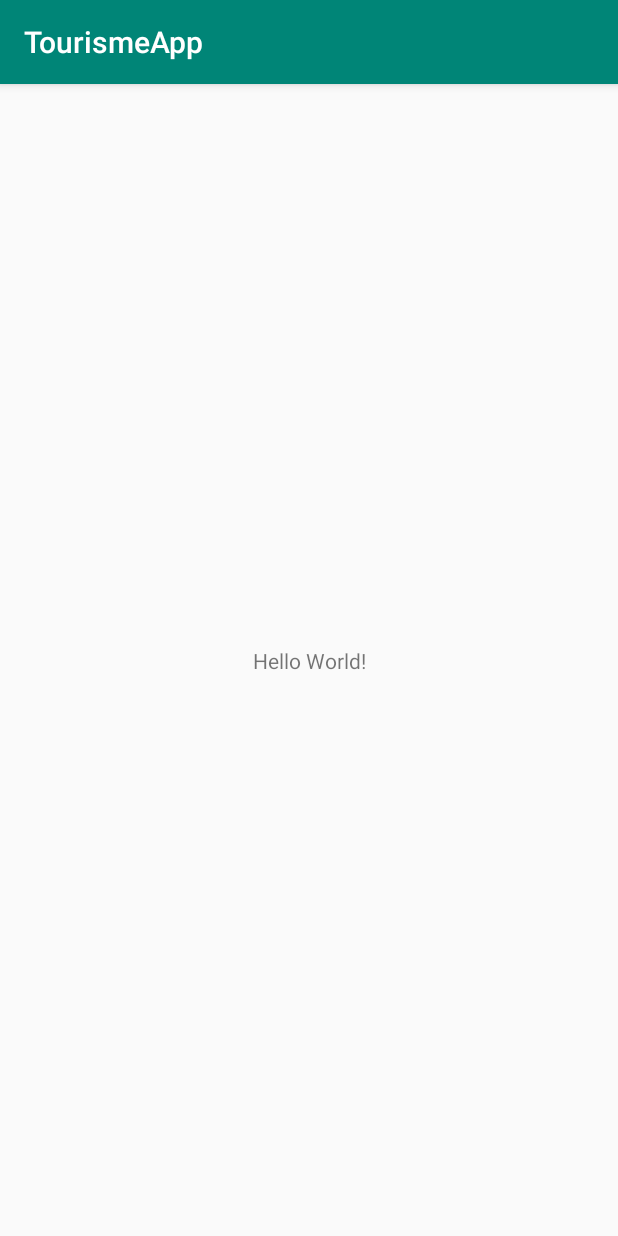
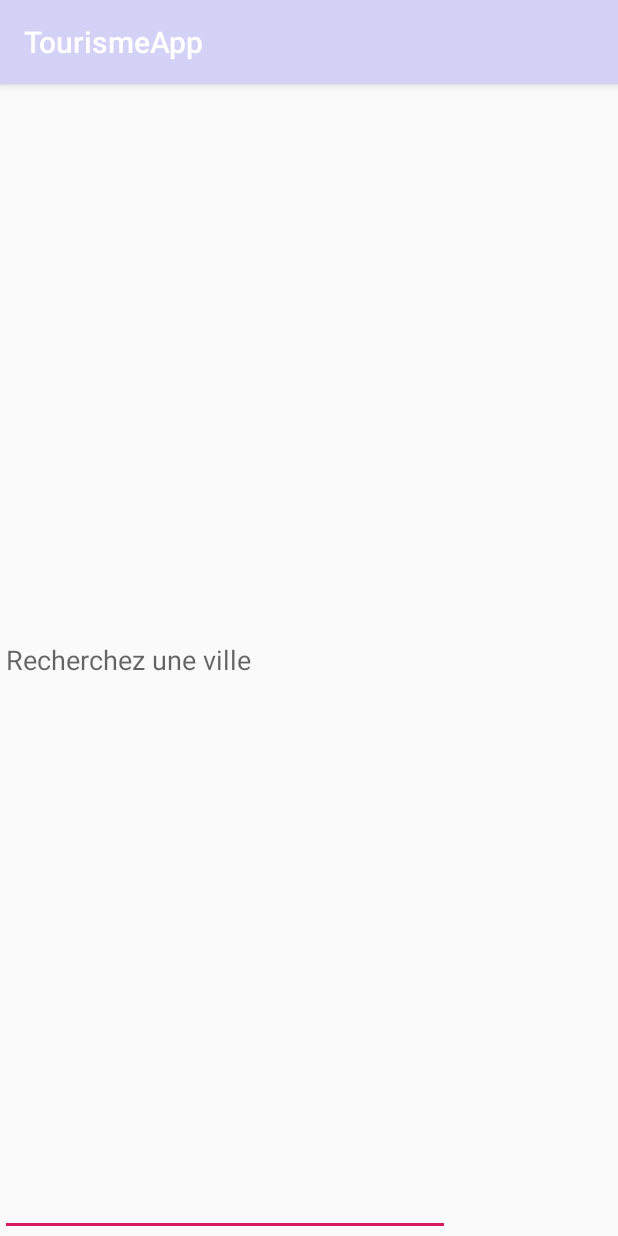
Before and after one commit to OUMAIMAKAB/TourismeApp, an Android app: the screen it shows after launch (MainActivity), on a phone screen of 412 x 824 dp. Run offline under Robolectric (Android 15) with nearby library versions, the phone set to English and light mode, and no system bars.

Commit message:
workflow for search : clique sur editText => page recherche affiche des proposition des villes en se basant sur les lettres saisies par l'utilisateur

```diff
--- a/app/build.gradle
+++ b/app/build.gradle
@@ -22,6 +22,7 @@ dependencies {
     implementation fileTree(dir: 'libs', include: ['*.jar'])
     implementation 'com.android.support:appcompat-v7:28.0.0'
     implementation 'com.android.support.constraint:constraint-layout:1.1.3'
+    implementation 'com.android.support:support-v4:28.0.0'
     testImplementation 'junit:junit:4.12'
     androidTestImplementation 'com.android.support.test:runner:1.0.2'
     androidTestImplementation 'com.android.support.test.espresso:espresso-core:3.0.2'
--- a/app/src/main/AndroidManifest.xml
+++ b/app/src/main/AndroidManifest.xml
@@ -16,6 +16,7 @@
                 <category android:name="android.intent.category.LAUNCHER" />
             </intent-filter>
         </activity>
+        <activity android:name=".PageRechercheActivity"></activity>
     </application>
 
 </manifest>
--- /dev/null
+++ b/app/src/main/java/com/android/ensak/tourismeapp/BareRechercheFragment.java
@@ -0,0 +1,90 @@
+package com.android.ensak.tourismeapp;
+
+import android.content.Context;
+import android.net.Uri;
+import android.os.Bundle;
+import android.support.annotation.Nullable;
+import android.support.v4.app.Fragment;
+import android.view.LayoutInflater;
+import android.view.View;
+import android.view.ViewGroup;
+import android.widget.Button;
+import android.widget.EditText;
+import android.widget.TextView;
+
+
+/**
+ * A simple {@link Fragment} subclass.
+ * Activities that contain this fragment must implement the
+ * {@link BareRechercheFragment.OnFragmentInteractionListener} interface
+ */
+public class BareRechercheFragment extends Fragment {
+
+    private OnFragmentInteractionListener mListener;
+    EditText editText;
+    public BareRechercheFragment() {
+        // Required empty public constructor
+    }
+
+    @Override
+    public View onCreateView(LayoutInflater inflater, ViewGroup container,
+                             Bundle savedInstanceState) {
+        // Inflate the layout for this fragment
+        return inflater.inflate(R.layout.fragment_bare_recherche, container, false);
+    }
+
+
+    @Override
+    public void onActivityCreated(@Nullable Bundle savedInstanceState) {
+        super.onActivityCreated(savedInstanceState);
+         editText = (EditText) getView().findViewById(R.id.barreRecherche);
+
+    }
+
+    @Override
+    public void onAttach(Context context) {
+        super.onAttach(context);
+        if (context instanceof OnFragmentInteractionListener) {
+            mListener = (OnFragmentInteractionListener) context;
+        } else {
+            throw new RuntimeException(context.toString()
+                    + " must implement OnFragmentInteractionListener");
+        }
+
+    }
+
+    @Override
+    public void onResume() {
+        super.onResume();
+        editText.setOnClickListener(new View.OnClickListener() {
+            @Override
+            public void onClick(View v) {
+                mListener.onClick("ville");
+            }
+        });
+
+
+    }
+
+    @Override
+    public void onDetach() {
+        super.onDetach();
+        mListener = null;
+    }
+
+    /**
+     * This interface must be implemented by activities that contain this
+     * fragment to allow an interaction in this fragment to be communicated
+     * to the activity and potentially other fragments contained in that
+     * activity.
+     * <p>
+     * See the Android Training lesson <a href=
+     * "http://developer.android.com/training/basics/fragments/communicating.html"
+     * >Communicating with Other Fragments</a> for more information.
+     */
+    public interface OnFragmentInteractionListener {
+        public void onClick(String mode);
+    }
+
+
+}
--- a/app/src/main/java/com/android/ensak/tourismeapp/MainActivity.java
+++ b/app/src/main/java/com/android/ensak/tourismeapp/MainActivity.java
@@ -1,13 +1,33 @@
 package com.android.ensak.tourismeapp;
 
+import android.content.Intent;
+import android.net.Uri;
+import android.support.v4.app.Fragment;
+import android.support.v4.app.FragmentManager;
+import android.support.v4.app.FragmentTransaction;
 import android.support.v7.app.AppCompatActivity;
 import android.os.Bundle;
+import android.view.View;
+import android.widget.TextView;
+import android.widget.Toast;
 
-public class MainActivity extends AppCompatActivity {
-
+public class MainActivity extends AppCompatActivity implements BareRechercheFragment.OnFragmentInteractionListener{
+String page="ville";
     @Override
     protected void onCreate(Bundle savedInstanceState) {
         super.onCreate(savedInstanceState);
         setContentView(R.layout.activity_main);
+        //    PageRechercheFragment pageRechercheFragment= (PageRechercheFragment) fragment.findFragmentById(R.id.fragmentContainer);
     }
+
+
+    @Override
+    public void onClick(String mode)
+    {
+        Toast.makeText(this,mode,Toast.LENGTH_LONG).show();
+        Intent intent = new Intent(this,PageRechercheActivity.class);
+        intent.putExtra("cle1",mode);
+        startActivity(intent);
 }
+
+}
--- a/app/src/main/res/layout/activity_main.xml
+++ b/app/src/main/res/layout/activity_main.xml
@@ -1,18 +1,28 @@
 <?xml version="1.0" encoding="utf-8"?>
-<android.support.constraint.ConstraintLayout xmlns:android="http://schemas.android.com/apk/res/android"
+<LinearLayout xmlns:android="http://schemas.android.com/apk/res/android"
     xmlns:app="http://schemas.android.com/apk/res-auto"
     xmlns:tools="http://schemas.android.com/tools"
     android:layout_width="match_parent"
-    android:layout_height="match_parent"
-    tools:context=".MainActivity">
+    android:layout_height="wrap_content"
+    tools:context=".MainActivity"
+    android:orientation="vertical"
+    >
+    <ImageView
+        android:layout_width="match_parent"
+        android:layout_height="wrap_content"
+        android:contentDescription=""
+        />
 
-    <TextView
-        android:layout_width="wrap_content"
-        android:layout_height="wrap_content"
-        android:text="Hello World!"
-        app:layout_constraintBottom_toBottomOf="parent"
-        app:layout_constraintLeft_toLeftOf="parent"
-        app:layout_constraintRight_toRightOf="parent"
-        app:layout_constraintTop_toTopOf="parent" />
 
-</android.support.constraint.ConstraintLayout>
+    <fragment
+        android:id="@+id/fragment1"
+        android:name="com.android.ensak.tourismeapp.BareRechercheFragment"
+        android:layout_width="300dp"
+        android:layout_height="0dp"
+        android:layout_weight="1" />
+
+
+
+
+
+</LinearLayout>
--- /dev/null
+++ b/app/src/main/res/layout/fragment_bare_recherche.xml
@@ -0,0 +1,19 @@
+<?xml version="1.0" encoding="utf-8"?>
+<RelativeLayout xmlns:android="http://schemas.android.com/apk/res/android"
+    xmlns:tools="http://schemas.android.com/tools"
+    android:layout_width="match_parent"
+    android:layout_height="wrap_content"
+    tools:context=".BareRechercheFragment">
+
+
+
+    <EditText
+        android:id="@+id/barreRecherche"
+        android:layout_width="match_parent"
+        android:layout_height="match_parent"
+        android:ems="10"
+        android:inputType="textPersonName"
+        android:hint="@string/Recherchez_une_ville"
+        />
+
+</RelativeLayout>
--- a/app/src/main/res/values/colors.xml
+++ b/app/src/main/res/values/colors.xml
@@ -1,6 +1,6 @@
 <?xml version="1.0" encoding="utf-8"?>
 <resources>
-    <color name="colorPrimary">#008577</color>
+    <color name="colorPrimary">#d4d1f7</color>
     <color name="colorPrimaryDark">#00574B</color>
-    <color name="colorAccent">#D81B60</color>
+    <color name="colorAccent">#d81b60</color>
 </resources>
```
Also changed, not shown: app/src/main/java/com/android/ensak/tourismeapp/PageRechercheActivity.java (added, +67 -0 lines), app/src/main/res/layout/activity_page_recherche.xml (added, +25 -0 lines), app/src/main/res/values/strings.xml (+15 -0 lines).
